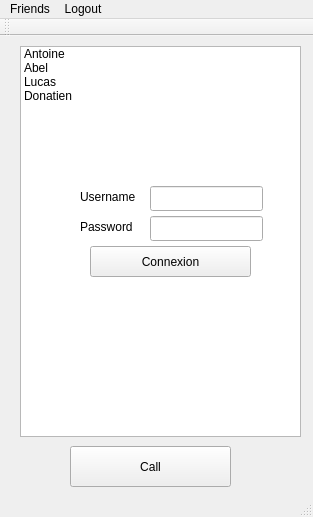
The window that src/client/MainWindow/mainwindow.ui (clapota/Babel) describes before a commit, drawn with Qt 5.
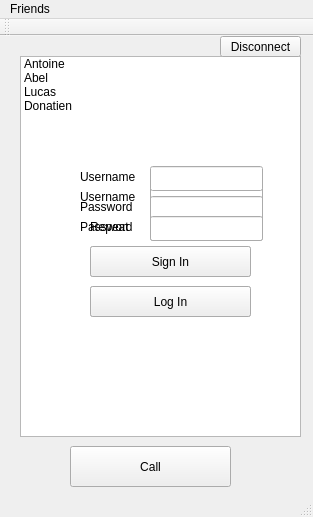
The same window after the commit.

Commit message: adding SignIn widget, log out button

```diff
--- a/src/client/MainWindow/mainwindow.ui
+++ b/src/client/MainWindow/mainwindow.ui
@@ -10,6 +10,18 @@
     <height>517</height>
    </rect>
   </property>
+  <property name="minimumSize">
+   <size>
+    <width>313</width>
+    <height>517</height>
+   </size>
+  </property>
+  <property name="maximumSize">
+   <size>
+    <width>313</width>
+    <height>517</height>
+   </size>
+  </property>
   <property name="windowTitle">
    <string>MainWindow</string>
   </property>
@@ -30,9 +42,9 @@
      <property name="geometry">
       <rect>
        <x>20</x>
-       <y>10</y>
+       <y>20</y>
        <width>281</width>
-       <height>391</height>
+       <height>381</height>
       </rect>
      </property>
      <item>
@@ -69,6 +81,19 @@
       <string>Call</string>
      </property>
     </widget>
+    <widget class="QPushButton" name="DisconnectButton">
+     <property name="geometry">
+      <rect>
+       <x>220</x>
+       <y>0</y>
+       <width>81</width>
+       <height>21</height>
+      </rect>
+     </property>
+     <property name="text">
+      <string>Disconnect</string>
+     </property>
+    </widget>
    </widget>
    <widget class="QWidget" name="widget_2" native="true">
     <property name="geometry">
@@ -76,20 +101,20 @@
       <x>60</x>
       <y>140</y>
       <width>221</width>
-      <height>121</height>
+      <height>151</height>
      </rect>
     </property>
     <widget class="QPushButton" name="pushButton_2">
      <property name="geometry">
       <rect>
        <x>30</x>
-       <y>70</y>
+       <y>110</y>
        <width>161</width>
        <height>31</height>
       </rect>
      </property>
      <property name="text">
-      <string>Connexion</string>
+      <string>Log In</string>
      </property>
     </widget>
     <widget class="QLabel" name="label">
@@ -138,6 +163,124 @@
       <string>Password</string>
      </property>
     </widget>
+    <widget class="QPushButton" name="SignInInLogIn">
+     <property name="geometry">
+      <rect>
+       <x>30</x>
+       <y>70</y>
+       <width>161</width>
+       <height>31</height>
+      </rect>
+     </property>
+     <property name="text">
+      <string>Sign In</string>
+     </property>
+    </widget>
+   </widget>
+   <widget class="QWidget" name="Sign" native="true">
+    <property name="geometry">
+     <rect>
+      <x>60</x>
+      <y>120</y>
+      <width>221</width>
+      <height>191</height>
+     </rect>
+    </property>
+    <widget class="QPushButton" name="SignIninSignIn">
+     <property name="geometry">
+      <rect>
+       <x>30</x>
+       <y>90</y>
+       <width>161</width>
+       <height>31</height>
+      </rect>
+     </property>
+     <property name="text">
+      <string>Sign In</string>
+     </property>
+    </widget>
+    <widget class="QLabel" name="label_3">
+     <property name="geometry">
+      <rect>
+       <x>20</x>
+       <y>10</y>
+       <width>61</width>
+       <height>21</height>
+      </rect>
+     </property>
+     <property name="text">
+      <string>Username</string>
+     </property>
+    </widget>
+    <widget class="QLineEdit" name="lineEdit_3">
+     <property name="geometry">
+      <rect>
+       <x>90</x>
+       <y>10</y>
+       <width>113</width>
+       <height>25</height>
+      </rect>
+     </property>
+    </widget>
+    <widget class="QLineEdit" name="lineEdit_4">
+     <property name="geometry">
+      <rect>
+       <x>90</x>
+       <y>40</y>
+       <width>113</width>
+       <height>25</height>
+      </rect>
+     </property>
+    </widget>
+    <widget class="QLabel" name="label_4">
+     <property name="geometry">
+      <rect>
+       <x>20</x>
+       <y>40</y>
+       <width>61</width>
+       <height>21</height>
+      </rect>
+     </property>
+     <property name="text">
+      <string>Password</string>
+     </property>
+    </widget>
+    <widget class="QLineEdit" name="lineEdit_5">
+     <property name="geometry">
+      <rect>
+       <x>90</x>
+       <y>60</y>
+       <width>113</width>
+       <height>25</height>
+      </rect>
+     </property>
+    </widget>
+    <widget class="QLabel" name="label_5">
+     <property name="geometry">
+      <rect>
+       <x>30</x>
+       <y>60</y>
+       <width>41</width>
+       <height>21</height>
+      </rect>
+     </property>
+     <property name="text">
+      <string>Repeat</string>
+     </property>
+    </widget>
+    <widget class="QPushButton" name="LogInInSignIn">
+     <property name="geometry">
+      <rect>
+       <x>30</x>
+       <y>130</y>
+       <width>161</width>
+       <height>31</height>
+      </rect>
+     </property>
+     <property name="text">
+      <string>Log In</string>
+     </property>
+    </widget>
    </widget>
   </widget>
   <widget class="QMenuBar" name="menuBar">
@@ -156,13 +299,7 @@
     <addaction name="actionAdd_new_friend"/>
     <addaction name="actionDelete_frind"/>
    </widget>
-   <widget class="QMenu" name="menuLog_out">
-    <property name="title">
-     <string>Logout</string>
-    </property>
-   </widget>
    <addaction name="menuSalut"/>
-   <addaction name="menuLog_out"/>
   </widget>
   <widget class="QToolBar" name="mainToolBar">
    <attribute name="toolBarArea">
```
Left out of the diff: 2 changed lines with no effect on the pictures. The commit also changes 3 other files.
